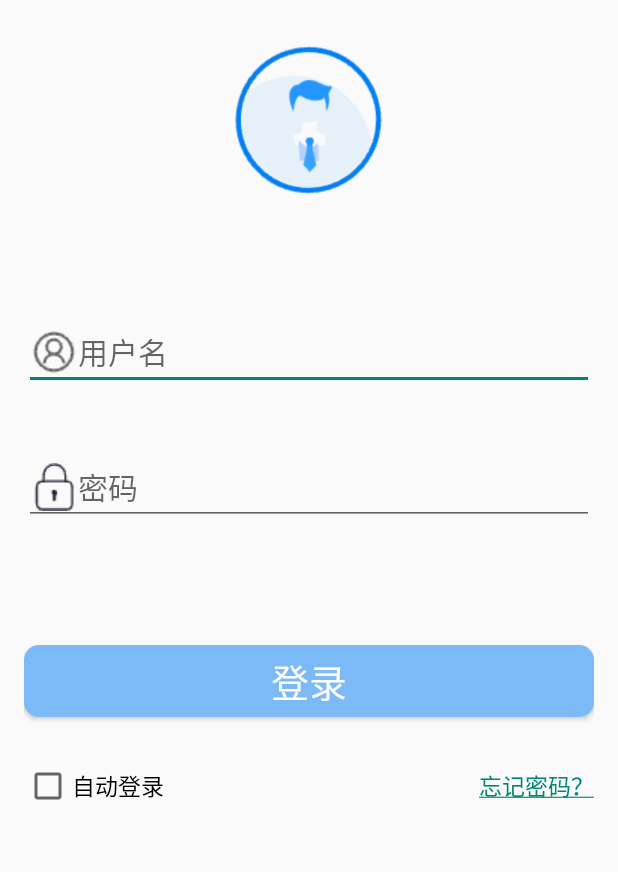
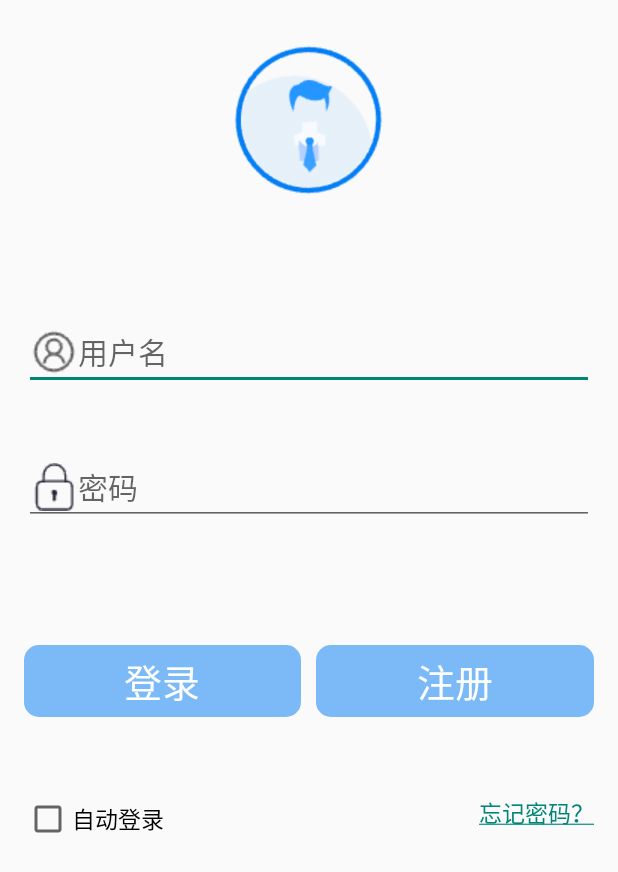
Before and after one commit to zechaowei/Android-Railway-Ticket-System, an Android app: the screen it shows after launch (LoginActivity), on a phone screen of 412 x 824 dp. Shown: the top 872 px of the screen. Run offline under Robolectric (Android 15) with nearby library versions, the phone set to English and light mode, and no system bars.

Commit message:
添加注册页面

```diff
--- a/app/src/main/AndroidManifest.xml
+++ b/app/src/main/AndroidManifest.xml
@@ -14,9 +14,12 @@
         android:theme="@style/Theme.RailwayTicketingSystem"
         tools:targetApi="31">
         <activity
+            android:name=".RegisterActivity"
+            android:exported="false" />
+        <activity
             android:name=".OrderActivity"
             android:exported="false"
-            android:label="支付页面"/>
+            android:label="支付页面" />
         <activity
             android:name=".my.TicketBuy3ChooiceConcat"
             android:exported="false" />
--- a/app/src/main/java/com/example/railwayticketingsystem/LoginActivity.java
+++ b/app/src/main/java/com/example/railwayticketingsystem/LoginActivity.java
@@ -15,6 +15,7 @@ import android.view.Window;
 import android.widget.Button;
 import android.widget.CheckBox;
 import android.widget.TextView;
+import android.widget.Toast;
 
 import java.net.MalformedURLException;
 import java.net.URL;
@@ -22,6 +23,8 @@ import java.net.URLConnection;
 
 public class LoginActivity extends AppCompatActivity {
     private Button btnLogin;
+
+    private Button btnRegister;
     private TextView tvForgetPassword;
 
     private TextView etUsername;
@@ -39,6 +42,9 @@ public class LoginActivity extends AppCompatActivity {
         setContentView(R.layout.activity_login);
         //找到按钮
         btnLogin = findViewById(R.id.btnLogin);
+        //注册按钮
+        btnRegister = findViewById(R.id.bntRegister);
+
         tvForgetPassword = findViewById(R.id.tvForgetPassword);
         etUsername = findViewById(R.id.username);
         etPassword = findViewById(R.id.password);
@@ -77,6 +83,16 @@ public class LoginActivity extends AppCompatActivity {
                 //关闭当前Activity
                 finish();
                 //使用意图启动Activity
+                startActivity(intent);
+            }
+        });
+
+        //注册页面
+        btnRegister.setOnClickListener(new View.OnClickListener() {
+            @Override
+            public void onClick(View view) {
+                Intent intent = new Intent(LoginActivity.this, RegisterActivity.class);
+                Toast.makeText(LoginActivity.this, "跳转到注册页面",Toast.LENGTH_SHORT).show();
                 startActivity(intent);
             }
         });
--- a/app/src/main/res/layout/activity_login.xml
+++ b/app/src/main/res/layout/activity_login.xml
@@ -40,37 +40,118 @@
         android:drawableLeft="@drawable/password"/>
 
 
+    <LinearLayout
+        android:layout_width="match_parent"
+        android:layout_height="wrap_content"
+        android:layout_below="@id/password"
+        android:layout_marginTop="80dp">
+
         <!--登录按钮-->
         <Button
             android:id="@+id/btnLogin"
-        android:layout_width="match_parent"
+            android:layout_width="0dp"
+            android:layout_weight="1"
             android:layout_height="wrap_content"
-        android:layout_below="@id/password"
-        android:layout_marginTop="80dp"
             android:text="登录"
             android:background="@drawable/btn_press_blue"
             android:textColor="#FFFFFF"
+            android:textSize="25sp" />
+
+        <!--间距视图-->
+        <View
+            android:layout_width="10dp"
+            android:layout_height="1dp" />
+
+        <!--注册按钮-->
+        <Button
+            android:id="@+id/bntRegister"
+            android:layout_width="0dp"
+            android:layout_weight="1"
+            android:layout_height="wrap_content"
+            android:text="注册"
+            android:background="@drawable/btn_press_blue"
+            android:textColor="#FFFFFF"
             android:textSize="25sp"/>
+
+
+
+    </LinearLayout>
+
 
     <!--自动登录-->
     <CheckBox
         android:id="@+id/autoLogin"
         android:layout_width="wrap_content"
         android:layout_height="wrap_content"
-        android:layout_below="@id/btnLogin"
-        android:layout_marginTop="30dp"
+        android:layout_below="@+id/password"
+        android:layout_marginTop="180dp"
         android:text="自动登录"
         android:textSize="15sp" />
+
+
+
 
         <!--忘记密码-->
         <TextView
             android:id="@+id/tvForgetPassword"
             android:layout_width="wrap_content"
             android:layout_height="wrap_content"
+            android:layout_below="@+id/password"
+            android:layout_marginTop="180dp"
+            android:layout_alignRight="@+id/password"
             android:text="忘记密码?"
             android:textColor="#0000FF"
-        android:textSize="15sp"
-        android:layout_alignRight="@+id/btnLogin"
-        android:layout_alignBaseline="@+id/autoLogin" />
+            android:textSize="15sp" />
+
+
+
+
+
+<!--    &lt;!&ndash;登录按钮&ndash;&gt;-->
+<!--    <Button-->
+<!--        android:id="@+id/btnLogin"-->
+<!--        android:layout_width="match_parent"-->
+<!--        android:layout_height="wrap_content"-->
+<!--        android:layout_below="@id/password"-->
+<!--        android:layout_marginTop="80dp"-->
+<!--        android:text="登录"-->
+<!--        android:background="@drawable/btn_press_blue"-->
+<!--        android:textColor="#FFFFFF"-->
+<!--        android:textSize="25sp"/>-->
+
+<!--    &lt;!&ndash;登录按钮&ndash;&gt;-->
+<!--    <Button-->
+<!--        android:id="@+id/bntRegister"-->
+<!--        android:layout_width="match_parent"-->
+<!--        android:layout_height="wrap_content"-->
+<!--        android:layout_below="@id/password"-->
+<!--        android:layout_marginTop="80dp"-->
+<!--        android:text="注册"-->
+<!--        android:background="@drawable/btn_press_blue"-->
+<!--        android:textColor="#FFFFFF"-->
+<!--        android:textSize="25sp"/>-->
+<!--    -->
+<!--    -->
+
+<!--    &lt;!&ndash;自动登录&ndash;&gt;-->
+<!--    <CheckBox-->
+<!--        android:id="@+id/autoLogin"-->
+<!--        android:layout_width="wrap_content"-->
+<!--        android:layout_height="wrap_content"-->
+<!--        android:layout_below="@id/btnLogin"-->
+<!--        android:layout_marginTop="30dp"-->
+<!--        android:text="自动登录"-->
+<!--        android:textSize="15sp" />-->
+
+<!--    &lt;!&ndash;忘记密码&ndash;&gt;-->
+<!--    <TextView-->
+<!--        android:id="@+id/tvForgetPassword"-->
+<!--        android:layout_width="wrap_content"-->
+<!--        android:layout_height="wrap_content"-->
+<!--        android:text="忘记密码?"-->
+<!--        android:textColor="#0000FF"-->
+<!--        android:textSize="15sp"-->
+<!--        android:layout_alignRight="@+id/btnLogin"-->
+<!--        android:layout_alignBaseline="@+id/autoLogin" />-->
 
 </RelativeLayout>
```
Also changed, not shown: app/src/main/java/com/example/railwayticketingsystem/RegisterActivity.java (added, +36 -0 lines), app/src/main/res/layout/activity_register.xml (added, +152 -0 lines), app/src/main/res/values/strings.xml (+8 -0 lines). Lines whose indentation alone changed are shown as unchanged.
